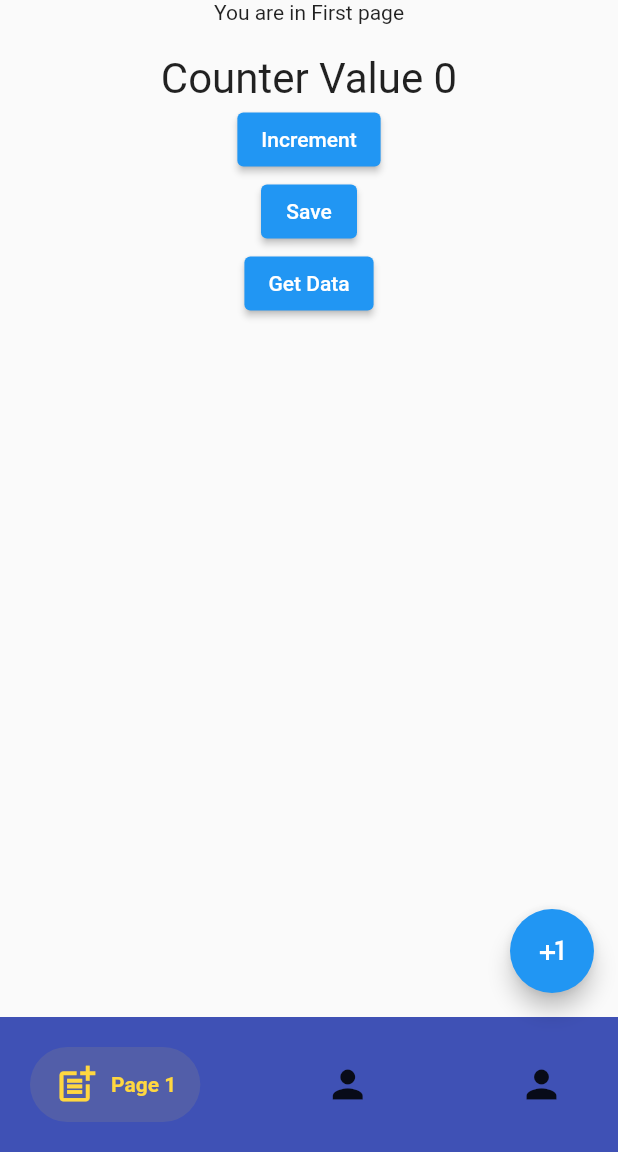
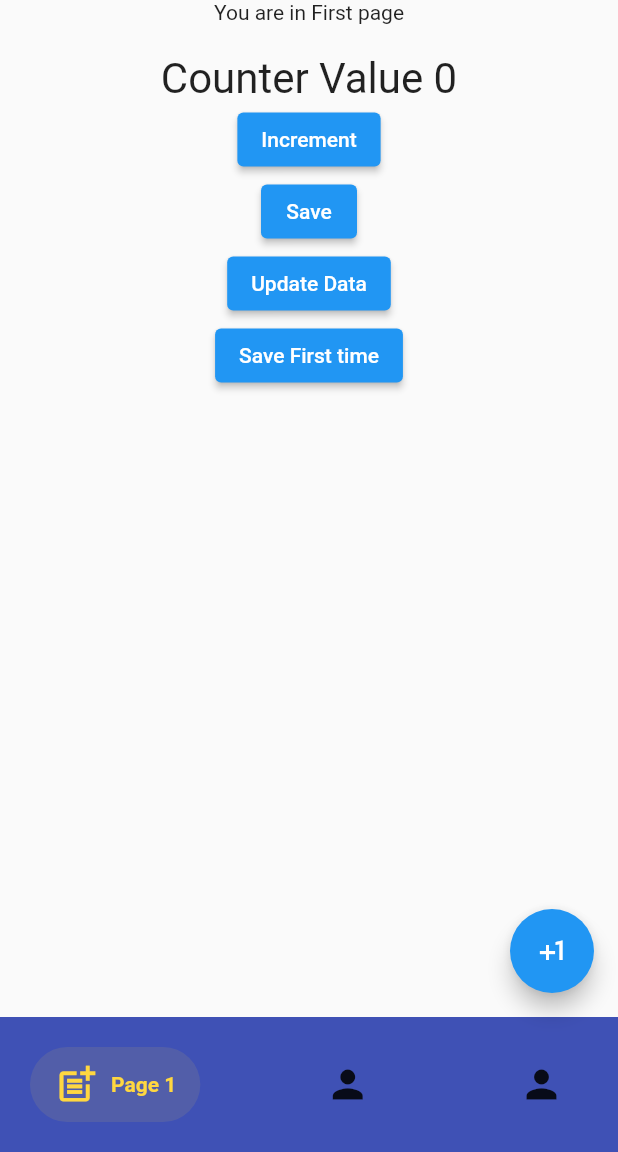
Before and after one commit to soumen88/agendaboa, a Flutter app: the screen it shows after launch, on a phone screen of 412 x 824 dp, the part 84-1236 px from its top. Run offline on Flutter 3.47's test engine with Material 2 defaults, Android fonts, the phone set to English and light mode, and no system bars; drawn by our look-alikes of firebase_database, salomon_bottom_bar; our stand-ins replace auto_route, firebase_core, flutter_hooks, flutter_riverpod, freezed_annotation, shared_preferences; accounts and stored records are empty; generated files the repository leaves out were written again.

Commit message:
Save and updating firebase details

```diff
--- /dev/null
+++ b/lib/models/CounterDetails.dart
@@ -0,0 +1,16 @@
+import 'package:freezed_annotation/freezed_annotation.dart';
+
+part 'CounterDetails.g.dart';
+
+@JsonSerializable(explicitToJson: true)
+class CounterDetails{
+  int? pageNumber;
+  int? counterValue;
+
+
+  CounterDetails({this.pageNumber, this.counterValue});
+
+  factory CounterDetails.fromJson(Map<String, dynamic> json) => _$CounterDetailsFromJson(json);
+
+  Map<String, dynamic> toJson() => _$CounterDetailsToJson(this);
+}
--- a/lib/ui/first_page.dart
+++ b/lib/ui/first_page.dart
@@ -1,3 +1,4 @@
+import 'package:agendaboa/models/CounterDetails.dart';
 import 'package:agendaboa/models/message.dart';
 import 'package:agendaboa/models/message_dao.dart';
 import 'package:agendaboa/providers/providers.dart';
@@ -44,9 +45,14 @@ class FirstPage extends HookWidget{
                 }, child: Text("Save")),
                 ElevatedButton(onPressed: (){
                   //context.read(counterProvider).increment();
-                  _getDataMessage();
+                  context.read(counterProvider).updateDetailsOnServer();
 
-                }, child: Text("Get Data")),
+                }, child: Text("Update Data")),
+                ElevatedButton(onPressed: (){
+                  //context.read(counterProvider).increment();
+                  context.read(counterProvider).saveFirstTimeDetails();
+
+                }, child: Text("Save First time")),
                 _getMessageList(),
               ],
             );
@@ -61,6 +67,10 @@ class FirstPage extends HookWidget{
     final message = Message("Testing for return", DateTime.now().toString());
     var result =  await messageDao.saveMessage(message);
     developer.log(TAG, name: "This is the result $result");
+  }
+
+  void _testMessage() async{
+
   }
 
   void _getDataMessage() async{
--- a/pubspec.yaml
+++ b/pubspec.yaml
@@ -44,6 +44,7 @@ dependencies:
   flutter_riverpod: ^0.14.0+3
   flutter_bloc: ^7.3.1
   salomon_bottom_bar: ^3.1.0
+  built_value: ^8.1.2
 
 dev_dependencies:
   flutter_test:
@@ -60,7 +61,9 @@ dev_dependencies:
   built_value_generator: ^8.1.2
   auto_route_generator: ^3.0.1
   provider: ^6.0.1
-
+  json_serializable: ^5.0.2
+  json_annotation: ^4.1.0
+  connectivity_plus: ^2.0.2
 # For information on the generic Dart part of this file, see the
 # following page: https://dart.dev/tools/pub/pubspec
 
```
Also changed, not shown: lib/models/PageDetails.dart (added, +17 -0 lines), lib/models/message_dao.dart (+8 -0 lines), lib/network/firebase_dao.dart (added, +30 -0 lines), lib/state/CounterBloc.dart (+28 -2 lines), lib/route/AppRouter.gr.dart, pubspec.lock.
